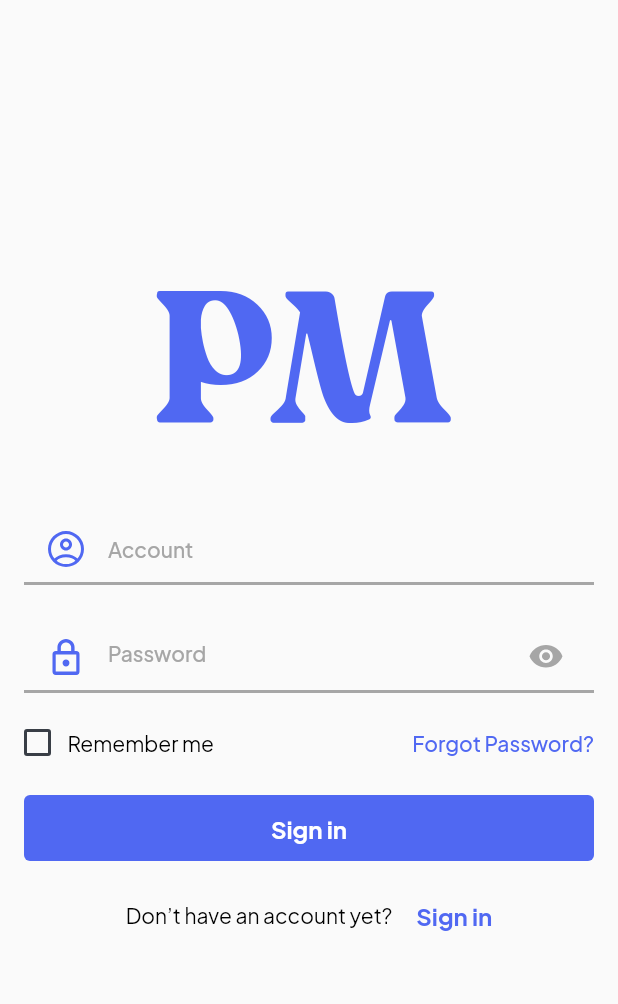
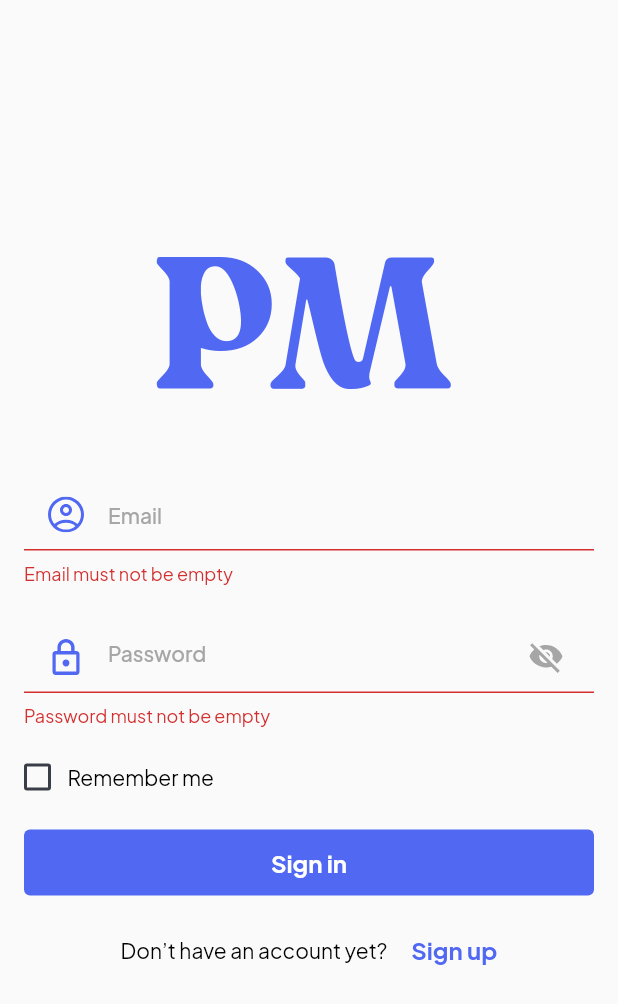
Before and after one commit to DHung79/graduate_thesis-main, a Flutter app: the screen it shows after launch, after a tap on "Sign in", on a phone screen of 412 x 824 dp. Shown: the top 1004 px of the screen. Run offline on Flutter 3.47's test engine with Material 2 defaults, Android fonts, the phone set to English and light mode, and no system bars; our stand-ins replace firebase_auth, firebase_core, flutter_svg, shared_preferences; accounts and stored records are empty.

```diff
--- a/lib/components_library/system/bottom_navigation_bar.dart
+++ b/lib/components_library/system/bottom_navigation_bar.dart
@@ -4,6 +4,8 @@ import 'package:flutter/material.dart';
 import 'package:graduate_thesis/style_guide/style_guide.dart';
 import 'package:graduate_thesis/themes/app_colors.dart';
 import 'package:graduate_thesis/themes/app_icons.dart';
+
+import '../../main.dart';
 
 class AppBottomNavigationBar extends StatefulWidget {
   const AppBottomNavigationBar({Key? key}) : super(key: key);
@@ -35,7 +37,7 @@ class _BottomNavigationBarState extends State<AppBottomNavigationBar> {
         onTap: () {
           setState(() {
             selectedPage = index;
-            Navigator.of(context).pushNamed(pageRoute);
+            navigatorTo(context, pageRoute);
           });
         },
         child: Container(
--- /dev/null
+++ b/lib/core/user_model.dart
@@ -0,0 +1,47 @@
+class UserModel {
+  String? email;
+  List<Google>? google;
+  String? password;
+
+  UserModel({this.email, this.google, this.password});
+
+  UserModel.fromJson(Map<String, dynamic> json) {
+    email = json['email'];
+    if (json['google'] != null) {
+      google = <Google>[];
+      json['google'].forEach((v) {
+        google!.add(Google.fromJson(v));
+      });
+    }
+    password = json['password'];
+  }
+
+  Map<String, dynamic> toJson() {
+    final Map<String, dynamic> data = <String, dynamic>{};
+    data['email'] = email;
+    if (google != null) {
+      data['google'] = google!.map((v) => v.toJson()).toList();
+    }
+    data['password'] = password;
+    return data;
+  }
+}
+
+class Google {
+  String? email;
+  String? password;
+
+  Google({this.email, this.password});
+
+  Google.fromJson(Map<String, dynamic> json) {
+    email = json['email'];
+    password = json['password'];
+  }
+
+  Map<String, dynamic> toJson() {
+    final Map<String, dynamic> data = <String, dynamic>{};
+    data['email'] = email;
+    data['password'] = password;
+    return data;
+  }
+}
--- a/lib/main.dart
+++ b/lib/main.dart
@@ -1,9 +1,14 @@
+import 'package:firebase_core/firebase_core.dart';
 import 'package:flutter/material.dart';
 import 'package:graduate_thesis/routes/route_delegate.dart';
-
+import 'package:shared_preferences/shared_preferences.dart';
 import 'routes/route_names.dart';
 
-void main() {
+Future<SharedPreferences> prefs = SharedPreferences.getInstance();
+
+void main() async {
+  WidgetsFlutterBinding.ensureInitialized();
+  await Firebase.initializeApp();
   runApp(
     MaterialApp(
       debugShowCheckedModeBanner: false,
@@ -13,3 +18,7 @@ void main() {
     ),
   );
 }
+
+navigatorTo(BuildContext context, String route) {
+  Navigator.of(context).pushNamed(route);
+}
--- a/lib/routes/route_delegate.dart
+++ b/lib/routes/route_delegate.dart
@@ -1,8 +1,9 @@
 import 'package:flutter/material.dart';
 import 'package:graduate_thesis/routes/route_names.dart';
-import '../screens/authentication_screen/sign_in_screen.dart';
 import '../screens/generate_password/generate_password_homepage.dart';
 import '../screens/home_screen/home_screen.dart';
+import '../screens/sign_in_screen/sign_in_screen.dart';
+import '../screens/sign_up_screen/sign_up_screen.dart';
 
 class RouteGenerator {
   static Route<dynamic> generateRoute(RouteSettings path) {
@@ -17,6 +18,9 @@ class RouteGenerator {
       if (route == signInRoute) {
         return SignInScreen();
       }
+      if (route == signUpRoute) {
+        return SignUpScreen();
+      }
       return Container();
     }
 
--- a/lib/routes/route_names.dart
+++ b/lib/routes/route_names.dart
@@ -1,3 +1,4 @@
 const String homeRoute = '/';
 const String generatePasswordRoute = '/generate-password';
 const String signInRoute = '/sign-in';
+const String signUpRoute = '/sign-up';
--- a/lib/screens/generate_password/generate_password_homepage.dart
+++ b/lib/screens/generate_password/generate_password_homepage.dart
@@ -9,7 +9,7 @@ class GeneratePasswordScreen extends StatelessWidget {
     return Scaffold(
       body: Center(
           child: input(
-              "This is page 2", FontWeight.w700, ColorGuide().primary1, 100)),
+              'This is page 2', FontWeight.w700, ColorGuide().primary1, 100)),
     );
   }
 }
--- a/lib/screens/home_screen/header.dart
+++ b/lib/screens/home_screen/header.dart
@@ -34,7 +34,7 @@ class _HeaderHomePageState extends State<HeaderHomePage> {
                 children: [
                   Expanded(
                     child: Text(
-                      "PM",
+                      'PM',
                       style: TextStyle(
                           color: ColorGuide().primary1,
                           fontSize: 40,
@@ -52,7 +52,7 @@ class _HeaderHomePageState extends State<HeaderHomePage> {
                           borderRadius: BorderRadius.circular(15),
                           border: Border.all(color: ColorGuide().primary4)),
                       child: Row(children: [
-                        input("Your vault", FontWeight.w700,
+                        input('Your vault', FontWeight.w700,
                             ColorGuide().primary4, 14),
                         SizedBox(
                           width: 10,
@@ -97,7 +97,7 @@ class _HeaderHomePageState extends State<HeaderHomePage> {
                         child: TextFormField(
                       decoration: InputDecoration(
                         border: InputBorder.none,
-                        hintText: "Type account name",
+                        hintText: 'Type account name',
                         hintStyle:
                             TextStyle(color: ColorGuide().text5, fontSize: 14),
                       ),
--- a/lib/screens/home_screen/home_screen.dart
+++ b/lib/screens/home_screen/home_screen.dart
@@ -17,6 +17,9 @@ class HomeScreen extends StatelessWidget {
       backgroundColor: ColorGuide().shade4,
       bottomNavigationBar: AppBottomNavigationBar(),
       body: Stack(children: [
+        HeaderHomePage(
+          searchText: searchText,
+        ),
         ListView(
           children: [
             SizedBox(
@@ -39,9 +42,6 @@ class HomeScreen extends StatelessWidget {
             )
           ],
         ),
-        HeaderHomePage(
-          searchText: searchText,
-        ),
       ]),
     );
   }
--- a/lib/screens/authentication_screen/sign_in_screen.dart
+++ b/lib/screens/sign_in_screen/sign_in_screen.dart
@@ -1,4 +1,7 @@
+import 'package:firebase_auth/firebase_auth.dart';
 import 'package:flutter/material.dart';
+import 'package:graduate_thesis/main.dart';
+import 'package:graduate_thesis/routes/route_names.dart';
 import 'package:graduate_thesis/themes/theme.dart';
 
 class SignInScreen extends StatefulWidget {
@@ -9,12 +12,13 @@ class SignInScreen extends StatefulWidget {
 }
 
 class _SignInScreenState extends State<SignInScreen> {
-  bool _passwordSecure = false;
-  final _accountController = TextEditingController();
+  bool _passwordSecure = true;
+  final _emailController = TextEditingController();
   final _passwordController = TextEditingController();
   final GlobalKey<FormState> _key = GlobalKey<FormState>();
   AutovalidateMode _autovalidate = AutovalidateMode.disabled;
   bool _isKeepSession = false;
+  String _errorMessage = '';
   @override
   Widget build(BuildContext context) {
     return Scaffold(
@@ -26,7 +30,7 @@ class _SignInScreenState extends State<SignInScreen> {
               mainAxisAlignment: MainAxisAlignment.center,
               children: [
                 Text(
-                  "PM",
+                  'PM',
                   style: TextStyle(
                     fontFamily: 'Mogena',
                     fontSize: 128,
@@ -34,24 +38,28 @@ class _SignInScreenState extends State<SignInScreen> {
                   ),
                 ),
                 Form(
+                  key: _key,
+                  autovalidateMode: _autovalidate,
                   child: Column(
                     crossAxisAlignment: CrossAxisAlignment.stretch,
                     children: [
                       Padding(
                         padding: const EdgeInsets.symmetric(vertical: 24),
                         child: AppTextField.textField(
-                          controller: _accountController,
-                          hintText: 'Account',
+                          controller: _emailController,
+                          hintText: 'Email',
                           icon: AppIcons.user,
                           onSaved: (value) {
-                            _accountController.text = value!.trim();
+                            _emailController.text = value!.trim();
                           },
                           onChanged: (value) {
-                            setState(() {});
+                            setState(() {
+                              _errorMessage = '';
+                            });
                           },
                           validator: (value) {
                             if (value!.trim().isEmpty) {
-                              return 'Không được để trống';
+                              return 'Email must not be empty';
                             }
                             return null;
                           },
@@ -70,68 +78,21 @@ class _SignInScreenState extends State<SignInScreen> {
                           _passwordController.text = value!.trim();
                         },
                         onChanged: (value) {
-                          setState(() {});
+                          setState(() {
+                            _errorMessage = '';
+                          });
                         },
                         validator: (value) {
                           if (value!.trim().isEmpty) {
-                            return 'Không được để trống';
+                            return 'Password must not be empty';
                           }
                           if (value.trim().length < 6) {
-                            return 'Mật khẩu phải có ít nhất 6 ký tự';
+                            return 'Password must have at least 6 characters.';
                           }
                           return null;
                         },
                       ),
-                      Padding(
-                        padding: const EdgeInsets.symmetric(vertical: 24),
-                        child: Row(
-                          mainAxisAlignment: MainAxisAlignment.spaceBetween,
-                          children: [
-                            Row(
-                              children: [
-                                SizedBox(
-                                  width: 18,
-                                  height: 18,
-                                  child: Checkbox(
-                                    shape: RoundedRectangleBorder(
-                                      borderRadius: BorderRadius.circular(2),
-                                    ),
-                                    side: BorderSide(
-                                      color: AppColor.text2,
-                                      width: 2,
-                                    ),
-                                    checkColor: AppColor.white,
-                                    activeColor: AppColor.primary1,
-                                    value: _isKeepSession,
-                                    onChanged: (value) {
-                                      setState(() {
-                                        _isKeepSession = !_isKeepSession;
-                                      });
-                                    },
-                                  ),
-                                ),
-                                Padding(
-                                  padding: const EdgeInsets.only(left: 11),
-                                  child: Text(
-                                    'Remember me',
-                                    style: AppTextStyle.normalText(
-                                      AppColor.black,
-                                    ),
-                                  ),
-                                ),
-                              ],
-                            ),
-                            InkWell(
-                              child: Text(
-                                'Forgot Password?',
-                                style: AppTextStyle.mediumBodyText(
-                                  AppColor.primary1,
-                                ),
-                              ),
-                            ),
-                          ],
-                        ),
-                      ),
+                      _actionsField(),
                       AppButton.defaultButton(
                         color: AppColor.primary1,
                         child: Text(
@@ -140,7 +101,9 @@ class _SignInScreenState extends State<SignInScreen> {
                             AppColor.white,
                           ),
                         ),
-                        onPressed: () {},
+                        onPressed: () {
+                          _signIn();
+                        },
                       ),
                       Padding(
                         padding: const EdgeInsets.symmetric(vertical: 24),
@@ -155,11 +118,16 @@ class _SignInScreenState extends State<SignInScreen> {
                             ),
                             Padding(
                               padding: const EdgeInsets.only(left: 16),
-                              child: Text(
-                                'Sign in',
-                                style: AppTextStyle.headerTitle(
-                                  AppColor.primary1,
+                              child: InkWell(
+                                child: Text(
+                                  'Sign up',
+                                  style: AppTextStyle.headerTitle(
+                                    AppColor.primary1,
+                                  ),
                                 ),
+                                onTap: () {
+                                  navigatorTo(context, signUpRoute);
+                                },
                               ),
                             ),
                           ],
@@ -175,4 +143,83 @@ class _SignInScreenState extends State<SignInScreen> {
       ),
     );
   }
+
+  Widget _actionsField() {
+    return Padding(
+      padding: const EdgeInsets.symmetric(vertical: 24),
+      child: Row(
+        mainAxisAlignment: MainAxisAlignment.spaceBetween,
+        children: [
+          Row(
+            children: [
+              SizedBox(
+                width: 18,
+                height: 18,
+                child: Checkbox(
+                  shape: RoundedRectangleBorder(
+                    borderRadius: BorderRadius.circular(2),
+                  ),
+                  side: BorderSide(
+                    color: AppColor.text2,
+                    width: 2,
+                  ),
+                  checkColor: AppColor.white,
+                  activeColor: AppColor.primary1,
+                  value: _isKeepSession,
+                  onChanged: (value) {
+                    setState(() {
+                      _isKeepSession = !_isKeepSession;
+                    });
+                  },
+                ),
+              ),
+              Padding(
+                padding: const EdgeInsets.only(left: 11),
+                child: Text(
+                  'Remember me',
+                  style: AppTextStyle.normalText(
+                    AppColor.black,
+                  ),
+                ),
+              ),
+            ],
+          ),
+          // InkWell(
+          //   child: Text(
+          //     'Forgot Password?',
+          //     style: AppTextStyle.mediumBodyText(
+          //       AppColor.primary1,
+          //     ),
+          //   ),
+          // ),
+        ],
+      ),
+    );
+  }
+
+  _signIn() async {
+    if (_key.currentState!.validate()) {
+      _key.currentState!.save();
+      // EmailAuthProvider.credential(email: email, password: password)
+      // FirebaseAuth.instance.currentUser.reauthenticateWithCredential(credential)
+      FirebaseAuth.instance
+          .signInWithEmailAndPassword(
+        email: _emailController.text,
+        password: _passwordController.text,
+      )
+          .catchError(
+        (error, stackTrace) {
+          setState(() {
+            _errorMessage = error.toString();
+          });
+        },
+      ).whenComplete(
+        () => navigatorTo(context, homeRoute),
+      );
+    } else {
+      setState(() {
+        _autovalidate = AutovalidateMode.onUserInteraction;
+      });
+    }
+  }
 }
--- a/pubspec.yaml
+++ b/pubspec.yaml
@@ -37,6 +37,12 @@ dependencies:
   # The following adds the Cupertino Icons font to your application.
   # Use with the CupertinoIcons class for iOS style icons.
   cupertino_icons: ^1.0.2
+  firebase_auth: ^3.3.19
+  firebase_core: ^1.17.1
+  shared_preferences: ^2.0.15
+  bloc: ^8.0.3
+  equatable: ^2.0.3
+  cloud_firestore: ^3.1.17
 
 dev_dependencies:
   flutter_test:
```
Also changed, not shown: lib/screens/home_screen/category.dart (+5 -5 lines), lib/screens/home_screen/recent.dart (+16 -16 lines), lib/screens/sign_up_screen/sign_up_screen.dart (added, +272 -0 lines), lib/style_guide/style_guide.dart (+29 -29 lines), lib/themes/app_icons.dart (+33 -33 lines), pubspec.lock, 3 other files.
